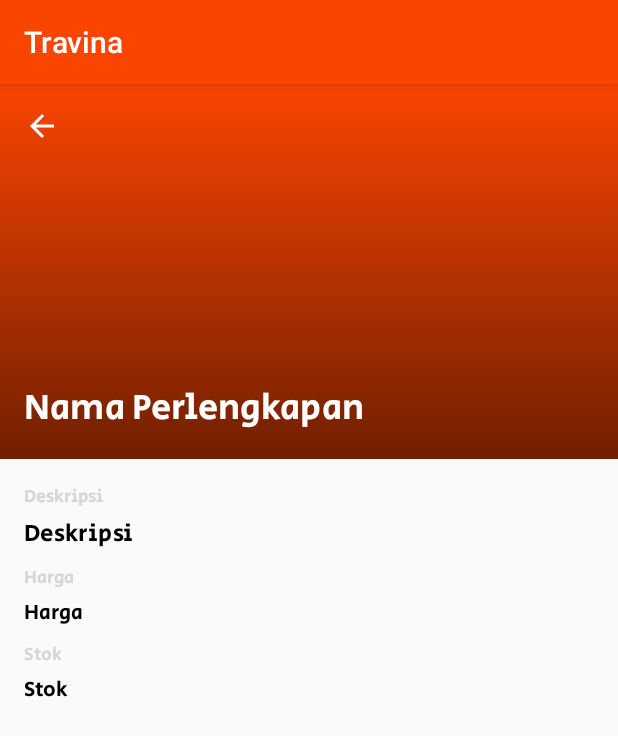
After one commit to arifmh18/travia, an Android app: the DetailEquipmentActivity screen opened directly, with no data from a screen before it, on a phone screen of 412 x 824 dp. The commit adds this screen. Shown: the top 736 px of the screen. Run offline under Robolectric (Android 15) with nearby library versions, the phone set to English and light mode, and no system bars; our stand-ins replace Firebase (no records; nobody signed in at launch, a user with empty details on screens opened directly).

Commit message:
detail equipment

```diff
--- /dev/null
+++ b/app/src/main/java/com/travia/ui/mitra/add_destination/SetRequirementActivity.kt
@@ -0,0 +1,12 @@
+package com.travia.ui.mitra.add_destination
+
+import androidx.appcompat.app.AppCompatActivity
+import android.os.Bundle
+import com.travia.R
+
+class SetRequirementActivity : AppCompatActivity() {
+    override fun onCreate(savedInstanceState: Bundle?) {
+        super.onCreate(savedInstanceState)
+        setContentView(R.layout.activity_set_requirement)
+    }
+}
--- /dev/null
+++ b/app/src/main/java/com/travia/ui/wisatawan/list_equipment/DetailEquipmentActivity.kt
@@ -0,0 +1,84 @@
+package com.travia.ui.wisatawan.list_equipment
+
+import androidx.appcompat.app.AppCompatActivity
+import android.os.Bundle
+import android.util.Log
+import androidx.core.content.ContextCompat
+import com.google.firebase.database.DataSnapshot
+import com.google.firebase.database.DatabaseError
+import com.google.firebase.database.FirebaseDatabase
+import com.google.firebase.database.ValueEventListener
+import com.travia.EquipmentModel
+import com.travia.R
+import com.travia.databinding.ActivityDetailEquipmentBinding
+
+class DetailEquipmentActivity : AppCompatActivity() {
+
+    private var equipmentId: String? = null
+
+    private lateinit var binding: ActivityDetailEquipmentBinding
+
+    private lateinit var database: FirebaseDatabase
+
+    override fun onCreate(savedInstanceState: Bundle?) {
+        super.onCreate(savedInstanceState)
+        binding = ActivityDetailEquipmentBinding.inflate(layoutInflater)
+        setContentView(binding.root)
+
+        init()
+        getDetailEquipment()
+    }
+
+    private fun init() {
+
+        val intent = intent.extras
+        if (intent != null){
+            equipmentId = intent.getString(EQUIPMENT_ID)
+        }
+
+        database = FirebaseDatabase.getInstance()
+
+        binding.apply {
+            tbDetailEquipment.setNavigationOnClickListener {
+                finish()
+            }
+
+            collapsingDetailEquipment.setExpandedTitleColor(ContextCompat.getColor(this@DetailEquipmentActivity, android.R.color.transparent))
+            collapsingDetailEquipment.setCollapsedTitleTextColor(ContextCompat.getColor(this@DetailEquipmentActivity, R.color.white))
+        }
+    }
+
+    private fun getDetailEquipment() {
+        database.reference.child("peralatan").orderByChild("uuid").equalTo(equipmentId)
+            .addValueEventListener(object : ValueEventListener {
+                override fun onDataChange(snapshot: DataSnapshot) {
+                    var equipment: EquipmentModel? = null
+                    for (data in snapshot.children) {
+                        equipment = data.getValue(EquipmentModel::class.java)
+                    }
+
+                    setData(equipment = equipment)
+                }
+
+                override fun onCancelled(error: DatabaseError) {
+                    Log.e(TAG, "onCancelled: ${error.message}")
+                }
+            })
+    }
+
+    private fun setData(equipment: EquipmentModel?) {
+        binding.apply {
+            if (equipment != null){
+                tvEquipmentNameDetail.text = equipment.nama
+                tvEquipmentDescriptionDetail.text = equipment.deskripsi
+                tvEquipmentPriceDetail.text = equipment.harga
+                tvEquipmentStokDetail.text = equipment.stok
+            }
+        }
+    }
+
+    companion object {
+        var EQUIPMENT_ID = "EQUIPMENT_ID"
+        var TAG = DetailEquipmentActivity::class.java.simpleName
+    }
+}
--- a/app/src/main/java/com/travia/ui/wisatawan/list_equipment/EquipmentAdapter.kt
+++ b/app/src/main/java/com/travia/ui/wisatawan/list_equipment/EquipmentAdapter.kt
@@ -1,6 +1,7 @@
 package com.travia.ui.wisatawan.list_equipment
 
 import android.content.Context
+import android.content.Intent
 import androidx.recyclerview.widget.RecyclerView
 import android.view.LayoutInflater
 import android.view.View
@@ -32,6 +33,11 @@ class EquipmentAdapter (private val context: Context): RecyclerView.Adapter<Equi
         fun bind(item: EquipmentModel){
             containerView.tvNameDestinationItem.text = item.nama
             containerView.tvPriceDestinationItem.text = item.harga
+            containerView.setOnClickListener {
+                val intent = Intent(containerView.context, DetailEquipmentActivity::class.java)
+                intent.putExtra(DetailEquipmentActivity.EQUIPMENT_ID, item.uuid)
+                containerView.context.startActivity(intent)
+            }
         }
     }
 
--- /dev/null
+++ b/app/src/main/res/layout/activity_detail_equipment.xml
@@ -0,0 +1,157 @@
+<?xml version="1.0" encoding="utf-8"?>
+<androidx.coordinatorlayout.widget.CoordinatorLayout xmlns:android="http://schemas.android.com/apk/res/android"
+    xmlns:app="http://schemas.android.com/apk/res-auto"
+    xmlns:tools="http://schemas.android.com/tools"
+    android:layout_width="match_parent"
+    android:layout_height="match_parent"
+    tools:context=".ui.wisatawan.list_equipment.DetailEquipmentActivity">
+
+    <com.google.android.material.appbar.AppBarLayout
+        android:layout_width="match_parent"
+        android:layout_height="250dp">
+
+        <com.google.android.material.appbar.CollapsingToolbarLayout
+            android:id="@+id/collapsingDetailEquipment"
+            android:layout_width="match_parent"
+            android:layout_height="match_parent"
+            app:contentScrim="@color/colorPrimary"
+            app:layout_scrollFlags="scroll|exitUntilCollapsed">
+
+            <androidx.constraintlayout.widget.ConstraintLayout
+                android:layout_width="match_parent"
+                android:layout_height="match_parent">
+
+                <ImageView
+                    android:id="@+id/ivDetailEquipment"
+                    android:layout_width="match_parent"
+                    android:layout_height="match_parent"
+                    android:scaleType="center"/>
+
+                <ImageView
+                    android:layout_width="match_parent"
+                    android:layout_height="match_parent"
+                    android:background="@drawable/bg_black_transparent" />
+
+                <TextView
+                    android:id="@+id/tvEquipmentNameDetail"
+                    android:layout_width="0dp"
+                    android:layout_height="wrap_content"
+                    android:layout_marginStart="16dp"
+                    android:layout_marginEnd="16dp"
+                    android:layout_marginBottom="16dp"
+                    android:textAppearance="@style/LoginTitle"
+                    android:textSize="24sp"
+                    android:text="Nama Perlengkapan"
+                    android:textColor="@android:color/white"
+                    app:layout_constraintBottom_toBottomOf="parent"
+                    app:layout_constraintEnd_toEndOf="parent"
+                    app:layout_constraintStart_toStartOf="parent" />
+
+            </androidx.constraintlayout.widget.ConstraintLayout>
+
+            <androidx.appcompat.widget.Toolbar
+                android:id="@+id/tbDetailEquipment"
+                android:layout_width="match_parent"
+                android:layout_height="?attr/actionBarSize"
+                app:layout_collapseMode="pin"
+                app:navigationIcon="@drawable/ic_baseline_arrow_back_24"/>
+
+        </com.google.android.material.appbar.CollapsingToolbarLayout>
+
+    </com.google.android.material.appbar.AppBarLayout>
+
+    <androidx.core.widget.NestedScrollView
+        android:layout_width="match_parent"
+        android:layout_height="match_parent"
+        app:layout_behavior="com.google.android.material.appbar.AppBarLayout$ScrollingViewBehavior">
+
+        <LinearLayout
+            android:layout_width="match_parent"
+            android:layout_height="match_parent"
+            android:orientation="vertical"
+            android:padding="16dp">
+
+            <TextView
+                android:layout_width="match_parent"
+                android:layout_height="wrap_content"
+                android:text="Deskripsi"
+                android:textAppearance="@style/LoginTitle"
+                android:textSize="12sp"
+                android:textColor="@color/ef_grey"/>
+
+            <TextView
+                android:id="@+id/tvEquipmentDescriptionDetail"
+                android:layout_width="match_parent"
+                android:layout_height="wrap_content"
+                android:text="Deskripsi"
+                android:textAppearance="@style/LoginTitle"
+                android:textSize="16sp"
+                android:layout_marginTop="4dp"/>
+
+            <TextView
+                android:layout_width="match_parent"
+                android:layout_height="wrap_content"
+                android:text="Harga"
+                android:textAppearance="@style/LoginTitle"
+                android:textSize="12sp"
+                android:layout_marginTop="8dp"
+                android:textColor="@color/ef_grey"/>
+
+            <TextView
+                android:id="@+id/tvEquipmentPriceDetail"
+                android:layout_width="match_parent"
+                android:layout_height="wrap_content"
+                android:text="Harga"
+                android:textAppearance="@style/LoginTitle"
+                android:textSize="14sp"
+                android:layout_marginTop="4dp"/>
+
+
+            <TextView
+                android:layout_width="match_parent"
+                android:layout_height="wrap_content"
+                android:text="Stok"
+                android:textAppearance="@style/LoginTitle"
+                android:textSize="12sp"
+                android:layout_marginTop="8dp"
+                android:textColor="@color/ef_grey"/>
+
+            <TextView
+                android:id="@+id/tvEquipmentStokDetail"
+                android:layout_width="match_parent"
+                android:layout_height="wrap_content"
+                android:text="Stok"
+                android:textAppearance="@style/LoginTitle"
+                android:textSize="14sp"
+                android:layout_marginTop="4dp"/>
+
+
+            <!--            <TextView-->
+<!--                android:layout_width="match_parent"-->
+<!--                android:layout_height="wrap_content"-->
+<!--                android:text="Lokasi"-->
+<!--                android:textAppearance="@style/LoginTitle"-->
+<!--                android:textColor="@color/ef_grey"-->
+<!--                android:layout_marginTop="8dp"-->
+<!--                android:textSize="12sp" />-->
+
+<!--            <FrameLayout-->
+<!--                android:id="@+id/flCulinaryMapDetail"-->
+<!--                android:layout_width="match_parent"-->
+<!--                android:layout_height="200dp"-->
+<!--                android:name="com.google.android.gms.maps.SupportMapFragment"/>-->
+
+<!--            <TextView-->
+<!--                android:id="@+id/tvCulinaryLocationDetail"-->
+<!--                android:layout_width="match_parent"-->
+<!--                android:layout_height="wrap_content"-->
+<!--                android:text="Deskripsi"-->
+<!--                android:textAppearance="@style/LoginTitle"-->
+<!--                android:textSize="14sp"-->
+<!--                android:layout_marginTop="4dp"/>-->
+
+        </LinearLayout>
+
+    </androidx.core.widget.NestedScrollView>
+
+</androidx.coordinatorlayout.widget.CoordinatorLayout>
--- a/app/src/main/res/layout/activity_main.xml
+++ b/app/src/main/res/layout/activity_main.xml
@@ -42,7 +42,8 @@
             android:layout_width="wrap_content"
             android:layout_height="wrap_content"
             android:src="@drawable/ic_rupiah"
-            android:layout_marginLeft="175dp"
+            android:layout_gravity="center_horizontal"
+            android:layout_marginVertical="8dp"
             app:backgroundTint="@color/colorPrimary"
             app:fabSize="normal" />
     </com.google.android.material.bottomnavigation.BottomNavigationView>
--- /dev/null
+++ b/app/src/main/res/layout/activity_set_requirement.xml
@@ -0,0 +1,44 @@
+<?xml version="1.0" encoding="utf-8"?>
+<androidx.coordinatorlayout.widget.CoordinatorLayout xmlns:android="http://schemas.android.com/apk/res/android"
+    xmlns:app="http://schemas.android.com/apk/res-auto"
+    xmlns:tools="http://schemas.android.com/tools"
+    android:layout_width="match_parent"
+    android:layout_height="match_parent"
+    tools:context=".ui.mitra.add_destination.SetRequirementActivity">
+
+    <com.google.android.material.appbar.AppBarLayout
+        android:layout_width="match_parent"
+        android:layout_height="wrap_content">
+
+        <com.google.android.material.appbar.MaterialToolbar
+            android:id="@+id/tbSetRequirementDestination"
+            android:layout_width="match_parent"
+            android:layout_height="?attr/actionBarSize"
+            app:title="Atur Persyaratan Wisata"
+            app:titleTextColor="@android:color/white"
+            app:navigationIcon="@drawable/ic_baseline_arrow_back_24"/>
+
+    </com.google.android.material.appbar.AppBarLayout>
+
+    <LinearLayout
+        android:layout_width="match_parent"
+        android:layout_height="match_parent"
+        android:orientation="vertical"
+        android:padding="16dp"
+        app:layout_behavior="com.google.android.material.appbar.AppBarLayout$ScrollingViewBehavior">
+
+        <TextView
+            android:layout_width="match_parent"
+            android:layout_height="wrap_content"
+            android:drawableStart="@drawable/ic_baseline_info_24"/>
+
+        <androidx.recyclerview.widget.RecyclerView
+            android:id="@+id/rvDestinationRequirement"
+            android:layout_width="match_parent"
+            android:layout_height="match_parent"
+            android:layout_marginTop="4dp"
+            />
+
+    </LinearLayout>
+
+</androidx.coordinatorlayout.widget.CoordinatorLayout>
```
Also changed, not shown: app/src/main/AndroidManifest.xml (+5 -2 lines).
